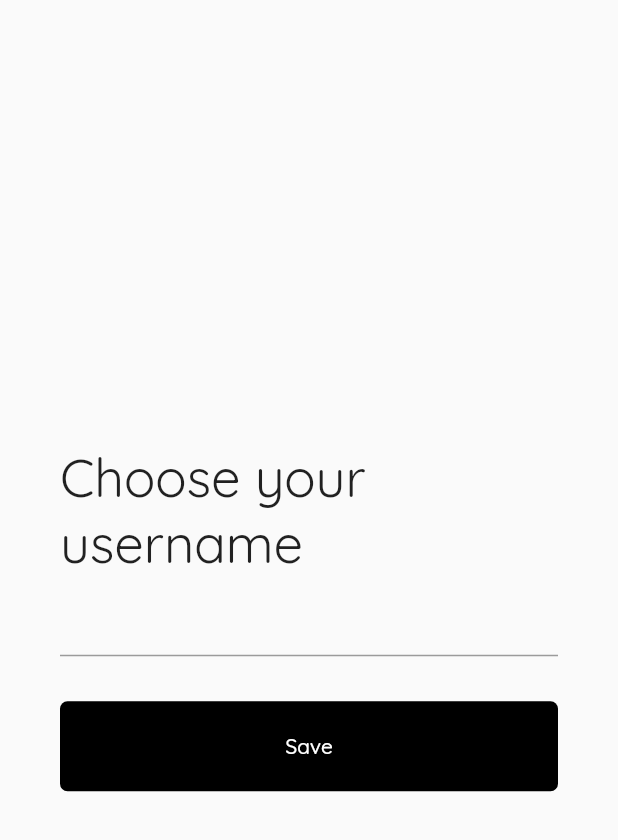
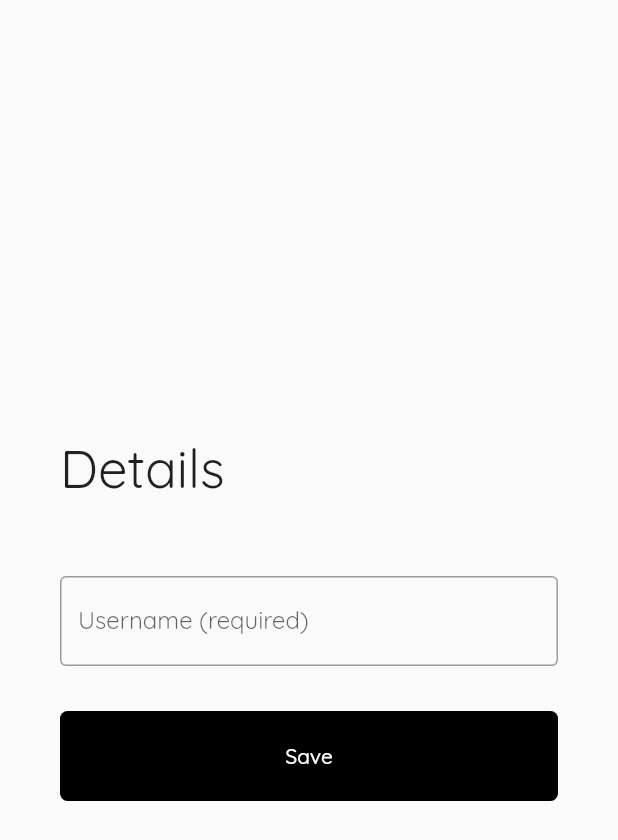
Before and after one commit to ashvdk/travelmarker, a Flutter app: the AddUsernameScreen screen opened directly, on a phone screen of 412 x 824 dp. Shown: the top 840 px of the screen. Run offline on Flutter 3.47's test engine with Material 2 defaults, Android fonts, the light colour scheme and no system bars; our stand-ins replace firebase_auth, firebase_core, flutter_secure_storage, google_maps_flutter, google_sign_in, location and 1 more; missing offline and left inert: geocoder; accounts and stored records are empty.

Commit message:
made changes to add username and display name

```diff
--- a/lib/screens/addusernamescreen.dart
+++ b/lib/screens/addusernamescreen.dart
@@ -3,7 +3,6 @@ import 'package:firebase_auth/firebase_auth.dart';
 import 'package:http/http.dart' as http;
 import 'package:travelpointer/classes/restapi.dart';
 import 'dart:convert';
-import 'package:flutter_secure_storage/flutter_secure_storage.dart';
 import 'package:shared_preferences/shared_preferences.dart';
 
 class AddUsernameScreen extends StatefulWidget {
@@ -17,13 +16,16 @@ class AddUsernameScreen extends StatefulWidget {
 class _AddUsernameScreenState extends State<AddUsernameScreen> {
   //final storage = new FlutterSecureStorage();
   TextEditingController _usernametexfieldController;
+  TextEditingController _nametexfieldController;
   bool showLoading = false;
   String _validateUsername;
+  String _validatename;
   @override
   void initState() {
     // TODO: implement initState
     super.initState();
     _usernametexfieldController = TextEditingController();
+    _nametexfieldController = TextEditingController();
   }
 
   @override
@@ -39,27 +41,40 @@ class _AddUsernameScreenState extends State<AddUsernameScreen> {
                 Align(
                   alignment: Alignment.centerLeft,
                   child: Text(
-                    'Choose your username',
+                    //'Choose your username',
+                    'Details',
                     style: TextStyle(fontSize: 35.0),
                   ),
                 ),
                 SizedBox(
-                  height: 5.0,
+                  height: 20.0,
+                ),
+                FirebaseAuth.instance.currentUser.displayName == null
+                    ? TextField(
+                        controller: _nametexfieldController,
+                        decoration: InputDecoration(
+                          border: OutlineInputBorder(),
+                          labelText: 'Name (required)',
+                          errorText: _validatename == "NO_NAME"
+                              ? "Name cannot be empty"
+                              : null,
+                        ),
+                      )
+                    : Container(),
+                SizedBox(
+                  height: 30.0,
                 ),
                 TextField(
-                  cursorHeight: 40.0,
-                  style: TextStyle(fontSize: 23.0),
                   controller: _usernametexfieldController,
                   decoration: InputDecoration(
-                    contentPadding:
-                        EdgeInsets.symmetric(horizontal: 0, vertical: 0),
-                    border: UnderlineInputBorder(),
+                    border: OutlineInputBorder(),
+                    labelText: 'Username (required)',
                     errorText: _validateUsername == "NO_USERNAME"
                         ? "Please enter your username"
                         : _validateUsername == "USERNAME_SHORT"
                             ? "Username should more the 5 letters"
                             : _validateUsername == "USERNAME_EXISTS"
-                                ? "Username already exisits"
+                                ? "Username already exists"
                                 : null,
                   ),
                 ),
@@ -82,10 +97,19 @@ class _AddUsernameScreenState extends State<AddUsernameScreen> {
                       } else {
                         setState(() {
                           _validateUsername = "USERNAME_OK";
-                          showLoading = true;
                         });
                       }
                     }
+                    if (_nametexfieldController.text.isEmpty) {
+                      setState(() {
+                        _validatename = "NO_NAME";
+                      });
+                      return;
+                    }
+                    setState(() {
+                      _validatename = "NAME_OK";
+                      showLoading = true;
+                    });
                     var token = await FirebaseAuth.instance.currentUser
                         .getIdToken(true);
                     var value = FirebaseAuth.instance.currentUser;
@@ -94,7 +118,9 @@ class _AddUsernameScreenState extends State<AddUsernameScreen> {
                     var body = jsonEncode({
                       "uid": value.uid,
                       "email": value.email,
-                      "displayName": value.displayName,
+                      "displayName": value.displayName == null
+                          ? _nametexfieldController.text
+                          : value.displayName,
                       "username": _usernametexfieldController.text,
                       "photoURL": value.photoURL
                     });
--- a/lib/screens/userregisteration.dart
+++ b/lib/screens/userregisteration.dart
@@ -125,7 +125,9 @@ class _UserRegisterationState extends State<UserRegisteration> {
                         ),
                         Container(
                           child: SigninWithUsernameandPassword(
-                              chooseloginorcreate: chooseloginorcreate),
+                            chooseloginorcreate: chooseloginorcreate,
+                            setUser: widget.setUser,
+                          ),
                         ),
                         Expanded(flex: 1, child: Container()),
                       ],
```
Also changed, not shown: lib/components/signinwithusernameandpassword.dart (+112 -19 lines).
